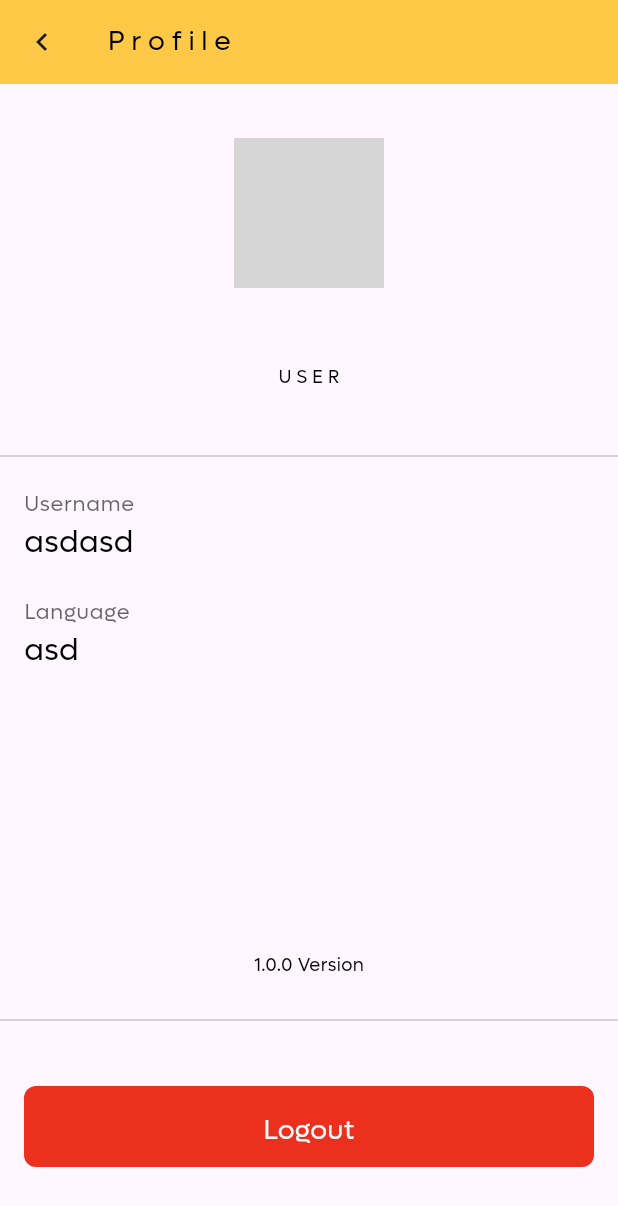
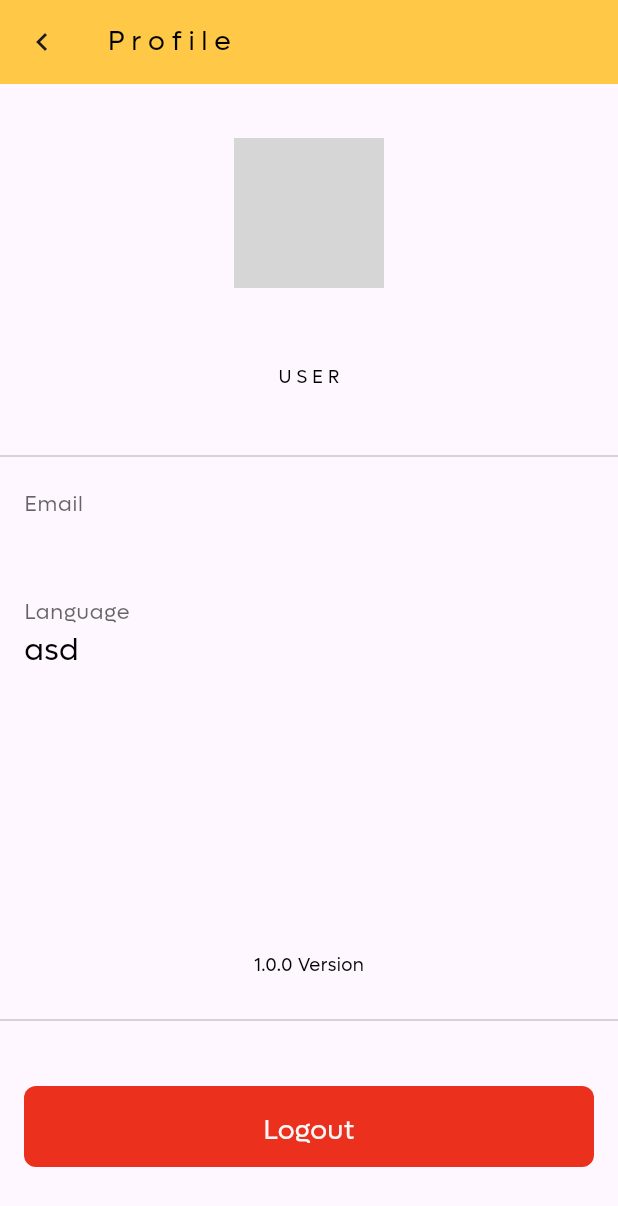
Before and after one commit to davidralphm/PPB-D-FP, a Flutter app: the screen it shows once a user with an empty profile is signed in, after a tap on the "account circle" icon, on a phone screen of 412 x 824 dp. Shown: the top 1206 px of the screen. Run offline on Flutter 3.47's test engine with Material 3 defaults, Android fonts, the phone set to English and light mode, and no system bars; our stand-ins replace cloud_firestore, firebase_auth, firebase_core, shared_preferences, webview_flutter; missing offline and left inert: webfeed_plus; accounts and stored records are empty; network calls fail; grey boxes are pictures that could not be loaded.

```diff
--- a/lib/main.dart
+++ b/lib/main.dart
@@ -1,6 +1,5 @@
 import 'package:flutter/material.dart';
 import 'package:highlights/screens/authscreen.dart';
-import 'package:highlights/screens/splashscreen.dart';
 import 'package:firebase_core/firebase_core.dart';
 import 'firebase_options.dart';
 
--- a/lib/screens/authscreen.dart
+++ b/lib/screens/authscreen.dart
@@ -14,8 +14,8 @@ class AuthScreen extends StatelessWidget {
         stream: FirebaseAuth.instance.authStateChanges(),
         builder: (context, snapshot) {
           if (snapshot.hasData) {
-            // return const HomeScreen();
-            return const FavoritesScreen();
+            return HomeScreen();
+            // return const FavoritesScreen();
           }
 
           return const LoginOrRegisterScreen();
--- a/lib/screens/homescreen.dart
+++ b/lib/screens/homescreen.dart
@@ -3,6 +3,7 @@
 import 'package:flutter/cupertino.dart';
 import 'package:flutter/rendering.dart';
 import 'package:flutter/widgets.dart';
+import 'package:highlights/screens/favoritesscreen.dart';
 import 'package:highlights/screens/profilescreen.dart';
 import 'package:highlights/services/firestore.dart';
 import 'package:highlights/utils/appcolors.dart';
@@ -61,13 +62,26 @@ class _HomeScreenState extends State<HomeScreen> {
                     Navigator.push(
                       context,
                       MaterialPageRoute(
+                          builder: (context) => const FavoritesScreen()),
+                    );
+                  },
+                  icon: const Icon(
+                    Icons.bookmark_outline,
+                    color: AppColors.blackColor,
+                  )),
+
+              IconButton(
+                  onPressed: () {
+                    Navigator.push(
+                      context,
+                      MaterialPageRoute(
                           builder: (context) => ProfileScreen()),
                     );
                   },
                   icon: const Icon(
                     Icons.account_circle_outlined,
                     color: AppColors.blackColor,
-                  ))
+                  )),
             ],
           ),
           body: SingleChildScrollView(
--- a/lib/screens/profilescreen.dart
+++ b/lib/screens/profilescreen.dart
@@ -1,5 +1,6 @@
 import 'package:firebase_auth/firebase_auth.dart';
 import 'package:flutter/material.dart';
+import 'package:highlights/screens/authscreen.dart';
 import 'package:highlights/screens/splashscreen.dart';
 import 'package:highlights/utils/helper/data_functions.dart';
 
@@ -50,13 +51,13 @@ class _ProfileScreenState extends State<ProfileScreen> {
           const Divider(),
            ListTile(
             title: AppText(
-              text: "Username",
+              text: "Email",
               fontSize: 14.0,
               color: AppColors.blackColor.withOpacity(0.6),
               overflow: TextOverflow.ellipsis,
             ),
             subtitle: AppText(
-              text: "asdasd ${widget.user.email}",
+              text: "${widget.user.email}",
               fontSize: 20.0,
               color: AppColors.blackColor,
               overflow: TextOverflow.ellipsis,
@@ -101,8 +102,6 @@ class _ProfileScreenState extends State<ProfileScreen> {
             child: ExpandedButton(
               buttonColor: AppColors.errorColor.withOpacity(1),
               onPressed: () async {
-                // print('Button Pressed!');
-
                 FirebaseAuth.instance.signOut();
                 Navigator.pop(context);
               },
--- a/lib/screens/viewmorescreen.dart
+++ b/lib/screens/viewmorescreen.dart
@@ -71,7 +71,9 @@ class _ViewMoreState extends State<ViewMore> {
                 subtitle: "",
                 publishDate: item?.pubDate?.toString() ?? "",
                 author: item?.source?.url.toString() ?? "",
-                link: item?.link?.toString() ?? "");
+                link: item?.link?.toString() ?? "",
+                bookmarked: false,
+              );
           },
         ),
       ),
--- a/lib/widgets/subwidgets/home_section_country.dart
+++ b/lib/widgets/subwidgets/home_section_country.dart
@@ -112,7 +112,9 @@ class _HomeSectionCountryState extends State<HomeSectionCountry> {
                         subtitle: "",
                         publishDate: item?.pubDate?.toString() ?? "",
                         author: item?.source?.url.toString() ?? "",
-                        link: item?.link?.toString() ?? "");
+                        link: item?.link?.toString() ?? "",
+                        bookmarked: false,
+                      );
                   },
                 ),
         ),
--- a/lib/widgets/subwidgets/home_section_geo.dart
+++ b/lib/widgets/subwidgets/home_section_geo.dart
@@ -77,7 +77,9 @@ class _HomeSectionGeoState extends State<HomeSectionGeo> {
                       subtitle: "",
                       publishDate: item?.pubDate?.toString() ?? "",
                       author: item?.source?.url.toString() ?? "",
-                      link: item?.link?.toString() ?? "");
+                      link: item?.link?.toString() ?? "",
+                      bookmarked: false,
+                    );
                 },
               ),
         ),
--- a/lib/widgets/subwidgets/home_section_tab.dart
+++ b/lib/widgets/subwidgets/home_section_tab.dart
@@ -1,5 +1,7 @@
+import 'package:firebase_auth/firebase_auth.dart';
 import 'package:flutter/cupertino.dart';
 import 'package:highlights/screens/viewmorescreen.dart';
+import 'package:highlights/services/firestore.dart';
 import 'package:highlights/widgets/news_widget.dart';
 import 'package:http/http.dart' as http;
 import 'package:webfeed_plus/webfeed_plus.dart';
@@ -20,6 +22,7 @@ class HomeSectionTab extends StatefulWidget {
 
 class _HomeSectionTabState extends State<HomeSectionTab> {
   RssFeed? feed;
+  late List favList;
 
   Future<void> loadFeed() async {
     try {
@@ -36,6 +39,8 @@ class _HomeSectionTabState extends State<HomeSectionTab> {
       print('Stack loading RSS feed: $s');
 
     }
+
+    favList = await FirestoreService().getFavoritesList();
   }
 
   @override
@@ -64,14 +69,14 @@ class _HomeSectionTabState extends State<HomeSectionTab> {
         ),
         SizedBox(
           child: feed == null
-              ? const Center(
+              ? Center(
             child: CupertinoActivityIndicator(),
           )
               : ListView.builder(
                 physics: const NeverScrollableScrollPhysics(),
                 shrinkWrap: true,
                 //  itemCount: feed!.items?.length,
-                itemCount: 2,
+                itemCount: 4,
                 itemBuilder: (context, index) {
                   var item = feed!.items?[index];
                   return NewsWidget(
@@ -79,7 +84,9 @@ class _HomeSectionTabState extends State<HomeSectionTab> {
                       subtitle: "",
                       publishDate: item?.pubDate?.toString() ?? "",
                       author: item?.source?.url.toString() ?? "",
-                      link: item?.link?.toString() ?? "");
+                      link: item?.link?.toString() ?? "",
+                      bookmarked: false,
+                    );
                 },
               ),
         ),
```
Also changed, not shown: lib/screens/favoritesscreen.dart (+21 -6 lines), lib/services/firestore.dart (+62 -23 lines), lib/widgets/news_widget.dart (+19 -1 lines).
